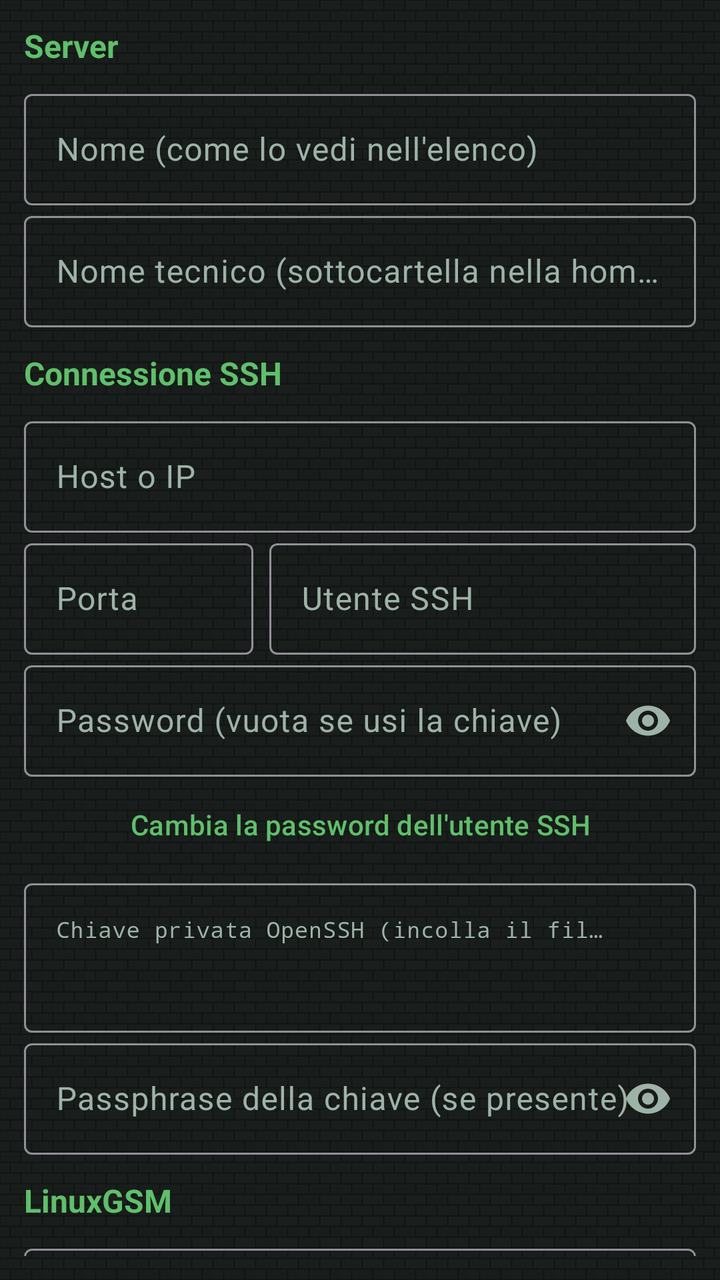
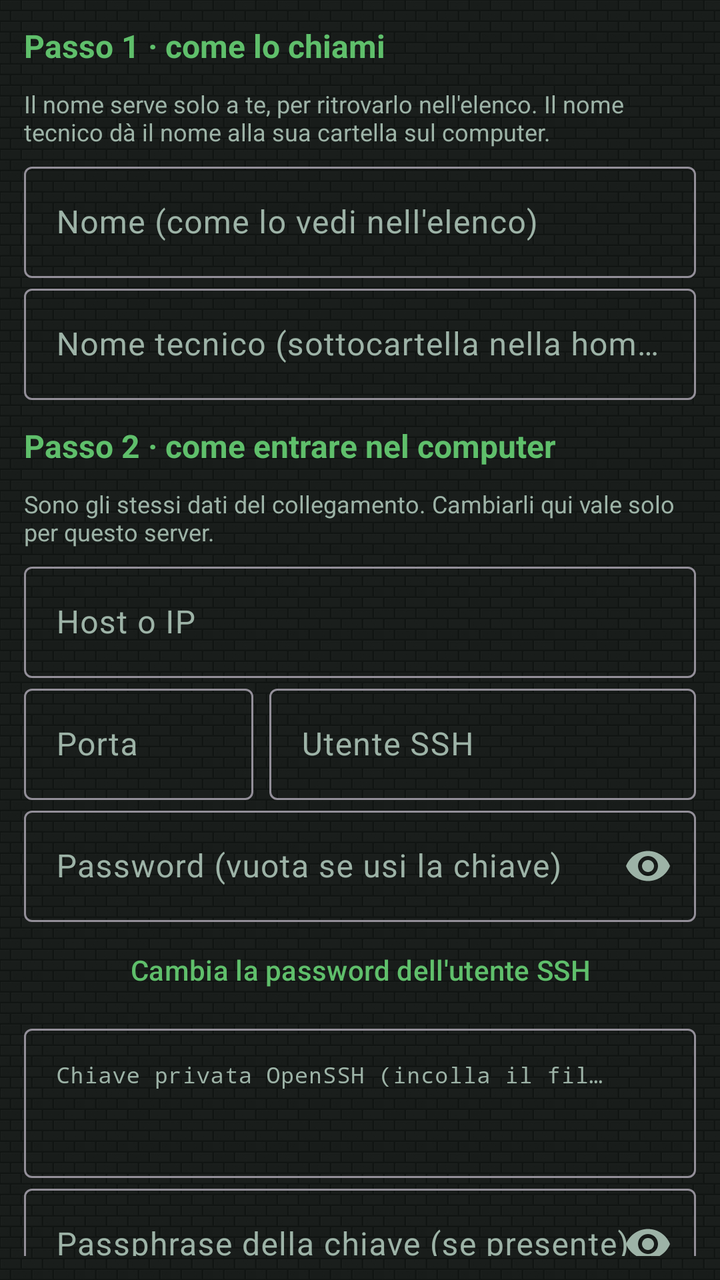

Two renders of the same Android screen: before a commit and after it. Below are the layout's source before the change and the commit's diff.
<!-- AndroidManifest.xml: application theme Theme.McMonitor -->
<!-- res/layout/fragment_settings.xml -->
<?xml version="1.0" encoding="utf-8"?>
<androidx.core.widget.NestedScrollView xmlns:android="http://schemas.android.com/apk/res/android"
    xmlns:app="http://schemas.android.com/apk/res-auto"
    android:layout_width="match_parent"
    android:layout_height="match_parent"
    android:padding="12dp">

    <LinearLayout
        android:layout_width="match_parent"
        android:layout_height="wrap_content"
        android:orientation="vertical">

        <TextView
            style="@style/CardTitle"
            android:layout_width="wrap_content"
            android:layout_height="wrap_content"
            android:text="Server" />

        <com.google.android.material.textfield.TextInputLayout
            android:layout_width="match_parent"
            android:layout_height="wrap_content"
            android:hint="Nome (come lo vedi nell'elenco)">

            <com.google.android.material.textfield.TextInputEditText
                android:id="@+id/name"
                android:layout_width="match_parent"
                android:layout_height="wrap_content"
                android:inputType="textCapWords"
                android:maxLines="1" />
        </com.google.android.material.textfield.TextInputLayout>

        <com.google.android.material.textfield.TextInputLayout
            android:layout_width="match_parent"
            android:layout_height="wrap_content"
            android:hint="Nome tecnico (sottocartella nella home)">

            <com.google.android.material.textfield.TextInputEditText
                android:id="@+id/slug"
                android:layout_width="match_parent"
                android:layout_height="wrap_content"
                android:inputType="text"
                android:maxLines="1" />
        </com.google.android.material.textfield.TextInputLayout>

        <TextView
            style="@style/CardTitle"
            android:layout_width="wrap_content"
            android:layout_height="wrap_content"
            android:layout_marginTop="12dp"
            android:text="Connessione SSH" />

        <com.google.android.material.textfield.TextInputLayout
            android:layout_width="match_parent"
            android:layout_height="wrap_content"
            android:hint="Host o IP">

            <com.google.android.material.textfield.TextInputEditText
                android:id="@+id/host"
                android:layout_width="match_parent"
                android:layout_height="wrap_content"
                android:inputType="textUri"
                android:maxLines="1" />
        </com.google.android.material.textfield.TextInputLayout>

        <LinearLayout
            android:layout_width="match_parent"
            android:layout_height="wrap_content"
            android:orientation="horizontal">

            <com.google.android.material.textfield.TextInputLayout
                android:layout_width="0dp"
                android:layout_height="wrap_content"
                android:layout_weight="0.35"
                android:hint="Porta">

                <com.google.android.material.textfield.TextInputEditText
                    android:id="@+id/port"
                    android:layout_width="match_parent"
                    android:layout_height="wrap_content"
                    android:inputType="number"
                    android:maxLines="1" />
            </com.google.android.material.textfield.TextInputLayout>

            <com.google.android.material.textfield.TextInputLayout
                android:layout_width="0dp"
                android:layout_height="wrap_content"
                android:layout_marginStart="8dp"
                android:layout_weight="0.65"
                android:hint="Utente SSH">

                <com.google.android.material.textfield.TextInputEditText
                    android:id="@+id/user"
                    android:layout_width="match_parent"
                    android:layout_height="wrap_content"
                    android:inputType="text"
                    android:maxLines="1" />
            </com.google.android.material.textfield.TextInputLayout>
        </LinearLayout>

        <com.google.android.material.textfield.TextInputLayout
            android:layout_width="match_parent"
            android:layout_height="wrap_content"
            android:hint="Password (vuota se usi la chiave)"
            app:endIconMode="password_toggle">

            <com.google.android.material.textfield.TextInputEditText
                android:id="@+id/password"
                android:layout_width="match_parent"
                android:layout_height="wrap_content"
                android:inputType="textPassword"
                android:maxLines="1" />
        </com.google.android.material.textfield.TextInputLayout>

        <com.google.android.material.button.MaterialButton
            android:id="@+id/btnChangePassword"
            style="@style/McButton.Text"
            android:layout_width="match_parent"
            android:layout_height="wrap_content"
            android:text="Cambia la password dell'utente SSH" />

        <com.google.android.material.textfield.TextInputLayout
            android:layout_width="match_parent"
            android:layout_height="wrap_content"
            android:hint="Chiave privata OpenSSH (incolla il file intero)">

            <com.google.android.material.textfield.TextInputEditText
                android:id="@+id/privateKey"
                android:layout_width="match_parent"
                android:layout_height="wrap_content"
                android:fontFamily="monospace"
                android:gravity="top"
                android:inputType="textMultiLine"
                android:maxLines="6"
                android:minLines="3"
                android:textSize="11sp" />
        </com.google.android.material.textfield.TextInputLayout>

        <com.google.android.material.textfield.TextInputLayout
            android:layout_width="match_parent"
            android:layout_height="wrap_content"
            android:hint="Passphrase della chiave (se presente)"
            app:endIconMode="password_toggle">

            <com.google.android.material.textfield.TextInputEditText
                android:id="@+id/passphrase"
                android:layout_width="match_parent"
                android:layout_height="wrap_content"
                android:inputType="textPassword"
                android:maxLines="1" />
        </com.google.android.material.textfield.TextInputLayout>

        <TextView
            style="@style/CardTitle"
            android:layout_width="wrap_content"
            android:layout_height="wrap_content"
            android:layout_marginTop="12dp"
            android:text="LinuxGSM" />

        <com.google.android.material.textfield.TextInputLayout
            android:layout_width="match_parent"
            android:layout_height="wrap_content"
            android:hint="Directory LinuxGSM (es. /home/mcserver)">

            <com.google.android.material.textfield.TextInputEditText
                android:id="@+id/lgsmDir"
                android:layout_width="match_parent"
                android:layout_height="wrap_content"
                android:inputType="text"
                android:maxLines="1" />
        </com.google.android.material.textfield.TextInputLayout>

        <com.google.android.material.textfield.TextInputLayout
            android:layout_width="match_parent"
            android:layout_height="wrap_content"
            android:hint="Script LinuxGSM (es. mcserver)">

            <com.google.android.material.textfield.TextInputEditText
                android:id="@+id/script"
                android:layout_width="match_parent"
                android:layout_height="wrap_content"
                android:inputType="text"
                android:maxLines="1" />
        </com.google.android.material.textfield.TextInputLayout>

        <com.google.android.material.textfield.TextInputLayout
            android:layout_width="match_parent"
            android:layout_height="wrap_content"
            android:hint="serverfiles (vuoto = &lt;dir&gt;/serverfiles)">

            <com.google.android.material.textfield.TextInputEditText
                android:id="@+id/serverFiles"
                android:layout_width="match_parent"
                android:layout_height="wrap_content"
                android:inputType="text"
                android:maxLines="1" />
        </com.google.android.material.textfield.TextInputLayout>

        <com.google.android.material.textfield.TextInputLayout
            android:layout_width="match_parent"
            android:layout_height="wrap_content"
            android:hint="Sessione tmux (vuoto = nome dello script)">

            <com.google.android.material.textfield.TextInputEditText
                android:id="@+id/tmuxSession"
                android:layout_width="match_parent"
                android:layout_height="wrap_content"
                android:inputType="text"
                android:maxLines="1" />
        </com.google.android.material.textfield.TextInputLayout>

        <com.google.android.material.materialswitch.MaterialSwitch
            android:id="@+id/useLgsmSend"
            android:layout_width="match_parent"
            android:layout_height="wrap_content"
            android:layout_marginTop="4dp"
            android:checked="true"
            android:text="Invia comandi con &quot;lgsm send&quot; (altrimenti tmux)" />

        <TextView
            style="@style/CardTitle"
            android:layout_width="wrap_content"
            android:layout_height="wrap_content"
            android:layout_marginTop="12dp"
            android:text="Privacy e backup" />

        <com.google.android.material.materialswitch.MaterialSwitch
            android:id="@+id/privacyMode"
            android:layout_width="match_parent"
            android:layout_height="wrap_content"
            android:checked="true"
            android:text="Modalità privacy" />

        <TextView
            android:layout_width="match_parent"
            android:layout_height="wrap_content"
            android:layout_marginBottom="6dp"
            android:text="Nasconde a schermo indirizzo del server, nomi dei giocatori e password: puoi fare uno screenshot e mandarlo senza pensieri. Copia e Condividi usano comunque il valore vero."
            android:textColor="@color/text_dim"
            android:textSize="12sp" />

        <LinearLayout
            android:layout_width="match_parent"
            android:layout_height="wrap_content"
            android:orientation="horizontal">

            <com.google.android.material.button.MaterialButton
                android:id="@+id/btnExport"
                style="@style/McButton.Outlined"
                android:layout_width="0dp"
                android:layout_height="wrap_content"
                android:layout_marginEnd="6dp"
                android:layout_weight="1"
                android:text="Esporta" />

            <com.google.android.material.button.MaterialButton
                android:id="@+id/btnImport"
                style="@style/McButton.Outlined"
                android:layout_width="0dp"
                android:layout_height="wrap_content"
                android:layout_weight="1"
                android:text="Importa" />
        </LinearLayout>

        <com.google.android.material.materialswitch.MaterialSwitch
            android:id="@+id/backupEnabled"
            android:layout_width="match_parent"
            android:layout_height="wrap_content"
            android:layout_marginTop="6dp"
            android:text="Backup automatico cifrato" />

        <TextView
            android:id="@+id/backupFolder"
            android:layout_width="match_parent"
            android:layout_height="wrap_content"
            android:text="Nessuna cartella scelta"
            android:textColor="@color/text_dim"
            android:textSize="12sp" />

        <LinearLayout
            android:layout_width="match_parent"
            android:layout_height="wrap_content"
            android:orientation="horizontal">

            <com.google.android.material.button.MaterialButton
                android:id="@+id/btnBackupFolder"
                style="@style/McButton.Text"
                android:layout_width="0dp"
                android:layout_height="wrap_content"
                android:layout_weight="1"
                android:text="Scegli cartella" />

            <com.google.android.material.button.MaterialButton
                android:id="@+id/btnBackupNow"
                style="@style/McButton.Text"
                android:layout_width="0dp"
                android:layout_height="wrap_content"
                android:layout_weight="1"
                android:text="Backup ora" />
        </LinearLayout>

        <TextView
            style="@style/CardTitle"
            android:layout_width="wrap_content"
            android:layout_height="wrap_content"
            android:layout_marginTop="12dp"
            android:text="Notifiche" />

        <TextView
            android:layout_width="match_parent"
            android:layout_height="wrap_content"
            android:layout_marginBottom="4dp"
            android:text="L'app controlla il server a intervalli e avvisa quando succede qualcosa. Resta una notifica fissa mentre il monitoraggio è attivo: Android la richiede per il lavoro in background, e consuma batteria."
            android:textColor="@color/text_dim"
            android:textSize="12sp" />

        <com.google.android.material.materialswitch.MaterialSwitch
            android:id="@+id/notifyEnabled"
            android:layout_width="match_parent"
            android:layout_height="wrap_content"
            android:text="Monitora questo server" />

        <com.google.android.material.materialswitch.MaterialSwitch
            android:id="@+id/notifyOffline"
            android:layout_width="match_parent"
            android:layout_height="wrap_content"
            android:layout_marginStart="16dp"
            android:checked="true"
            android:text="Server offline o irraggiungibile" />

        <com.google.android.material.materialswitch.MaterialSwitch
            android:id="@+id/notifyOnline"
            android:layout_width="match_parent"
            android:layout_height="wrap_content"
            android:layout_marginStart="16dp"
            android:checked="true"
            android:text="Server tornato online" />

        <com.google.android.material.materialswitch.MaterialSwitch
            android:id="@+id/notifyJoin"
            android:layout_width="match_parent"
            android:layout_height="wrap_content"
            android:layout_marginStart="16dp"
            android:checked="true"
            android:text="Un giocatore entra" />

        <com.google.android.material.materialswitch.MaterialSwitch
            android:id="@+id/notifyLeave"
            android:layout_width="match_parent"
            android:layout_height="wrap_content"
            android:layout_marginStart="16dp"
            android:text="Un giocatore esce" />

        <com.google.android.material.textfield.TextInputLayout
            android:layout_width="match_parent"
            android:layout_height="wrap_content"
            android:hint="Ogni quanti secondi controllare (minimo 30)">

            <com.google.android.material.textfield.TextInputEditText
                android:id="@+id/notifySeconds"
                android:layout_width="match_parent"
                android:layout_height="wrap_content"
                android:inputType="number"
                android:maxLines="1" />
        </com.google.android.material.textfield.TextInputLayout>

        <TextView
            style="@style/CardTitle"
            android:layout_width="wrap_content"
            android:layout_height="wrap_content"
            android:layout_marginTop="12dp"
            android:text="RCON" />

        <TextView
            android:layout_width="match_parent"
            android:layout_height="wrap_content"
            android:layout_marginBottom="6dp"
            android:text="Con RCON i comandi tornano la risposta del server e non lasciano righe di servizio nel log. Il tunnel SSH lo rende raggiungibile senza aprire porte sul firewall."
            android:textColor="@color/text_dim"
            android:textSize="12sp" />

        <com.google.android.material.materialswitch.MaterialSwitch
            android:id="@+id/rconEnabled"
            android:layout_width="match_parent"
            android:layout_height="wrap_content"
            android:text="Usa RCON per comandi e posizioni" />

        <com.google.android.material.materialswitch.MaterialSwitch
            android:id="@+id/rconTunnel"
            android:layout_width="match_parent"
            android:layout_height="wrap_content"
            android:layout_marginTop="4dp"
            android:checked="true"
            android:text="Passa dal tunnel SSH (consigliato)" />

        <LinearLayout
            android:layout_width="match_parent"
            android:layout_height="wrap_content"
            android:layout_marginTop="4dp"
            android:orientation="horizontal">

            <com.google.android.material.textfield.TextInputLayout
                android:layout_width="0dp"
                android:layout_height="wrap_content"
                android:layout_marginEnd="8dp"
                android:layout_weight="0.4"
                android:hint="Porta RCON">

                <com.google.android.material.textfield.TextInputEditText
                    android:id="@+id/rconPort"
                    android:layout_width="match_parent"
                    android:layout_height="wrap_content"
                    android:inputType="number"
                    android:maxLines="1" />
            </com.google.android.material.textfield.TextInputLayout>

            <com.google.android.material.textfield.TextInputLayout
                android:layout_width="0dp"
                android:layout_height="wrap_content"
                android:layout_weight="0.6"
                android:hint="Password RCON"
                app:endIconMode="password_toggle">

                <com.google.android.material.textfield.TextInputEditText
                    android:id="@+id/rconPassword"
                    android:layout_width="match_parent"
                    android:layout_height="wrap_content"
                    android:inputType="textPassword"
                    android:maxLines="1" />
            </com.google.android.material.textfield.TextInputLayout>
        </LinearLayout>

        <LinearLayout
            android:layout_width="match_parent"
            android:layout_height="wrap_content"
            android:orientation="horizontal">

            <com.google.android.material.button.MaterialButton
                android:id="@+id/btnRconPassword"
                style="@style/McButton.Text"
                android:layout_width="0dp"
                android:layout_height="wrap_content"
                android:layout_weight="1"
                android:text="Genera password" />

            <com.google.android.material.button.MaterialButton
                android:id="@+id/btnRconTest"
                style="@style/McButton.Text"
                android:layout_width="0dp"
                android:layout_height="wrap_content"
                android:layout_weight="1"
                android:text="Prova RCON" />
        </LinearLayout>

        <com.google.android.material.button.MaterialButton
            android:id="@+id/btnRconSetup"
            style="@style/McButton"
            android:layout_width="match_parent"
            android:layout_height="wrap_content"
            android:text="Attiva RCON sul server e riavvia" />

        <TextView
            style="@style/CardTitle"
            android:layout_width="wrap_content"
            android:layout_height="wrap_content"
            android:layout_marginTop="12dp"
            android:text="Mappa" />

        <com.google.android.material.textfield.TextInputLayout
            android:layout_width="match_parent"
            android:layout_height="wrap_content"
            android:hint="URL mappa web Dynmap/BlueMap (opzionale)">

            <com.google.android.material.textfield.TextInputEditText
                android:id="@+id/webMapUrl"
                android:layout_width="match_parent"
                android:layout_height="wrap_content"
                android:inputType="textUri"
                android:maxLines="1" />
        </com.google.android.material.textfield.TextInputLayout>

        <com.google.android.material.textfield.TextInputLayout
            android:layout_width="match_parent"
            android:layout_height="wrap_content"
            android:hint="Intervallo tracciamento posizioni (secondi)">

            <com.google.android.material.textfield.TextInputEditText
                android:id="@+id/pollSeconds"
                android:layout_width="match_parent"
                android:layout_height="wrap_content"
                android:inputType="number"
                android:maxLines="1" />
        </com.google.android.material.textfield.TextInputLayout>

        <LinearLayout
            android:layout_width="match_parent"
            android:layout_height="wrap_content"
            android:layout_marginTop="12dp"
            android:orientation="horizontal">

            <com.google.android.material.button.MaterialButton
                android:id="@+id/btnSave"
                android:layout_width="0dp"
                android:layout_height="wrap_content"
                android:layout_marginEnd="8dp"
                android:layout_weight="1"
                android:text="Salva" />

            <com.google.android.material.button.MaterialButton
                android:id="@+id/btnTest"
                style="@style/McButton.Outlined"
                android:layout_width="0dp"
                android:layout_height="wrap_content"
                android:layout_weight="1"
                android:text="Prova connessione" />
        </LinearLayout>

        <com.google.android.material.button.MaterialButton
            android:id="@+id/btnPrepare"
            style="@style/McButton"
            android:layout_width="match_parent"
            android:layout_height="wrap_content"
            android:layout_marginTop="8dp"
            android:text="Prepara un server vuoto" />

        <com.google.android.material.button.MaterialButton
            android:id="@+id/btnDiagnose"
            style="@style/McButton"
            android:layout_width="match_parent"
            android:layout_height="wrap_content"
            android:layout_marginTop="8dp"
            android:text="Diagnostica connessione" />

        <com.google.android.material.button.MaterialButton
            android:id="@+id/btnForgetHostKey"
            style="@style/McButton.Text"
            android:layout_width="match_parent"
            android:layout_height="wrap_content"
            android:text="Dimentica fingerprint host" />

        <TextView
            android:id="@+id/testResult"
            style="@style/Mono"
            android:layout_width="match_parent"
            android:layout_height="wrap_content"
            android:layout_marginTop="8dp"
            android:padding="8dp" />

        <TextView
            android:layout_width="match_parent"
            android:layout_height="wrap_content"
            android:layout_marginTop="12dp"
            android:text="Le credenziali restano nella memoria privata dell'app su questo dispositivo. Per sicurezza usa un utente SSH dedicato con accesso a chiave."
            android:textColor="@color/text_dim"
            android:textSize="12sp" />
    </LinearLayout>
</androidx.core.widget.NestedScrollView>
<!-- resources referenced by this layout -->
<resources>
  <color name="text_dim">#9DB3A7</color>
  <style name="CardTitle">
          <item name="android:textSize">16sp</item>
          <item name="android:textStyle">bold</item>
          <item name="android:textColor">@color/grass</item>
          <item name="android:layout_marginBottom">8dp</item>
      </style>
  <style name="McButton" parent="Widget.Material3.Button">
          <item name="cornerRadius">0dp</item>
          <item name="backgroundTint">@color/stone</item>
          <item name="android:textColor">@color/stone_text</item>
          <item name="android:textAllCaps">false</item>
          <item name="rippleColor">#33FFFFFF</item>
      </style>
  <style name="McButton.Outlined" parent="Widget.Material3.Button.OutlinedButton">
          <item name="cornerRadius">0dp</item>
          <item name="strokeColor">@color/stone_edge</item>
          <item name="strokeWidth">2dp</item>
          <item name="android:textColor">@color/grass</item>
          <item name="android:textAllCaps">false</item>
      </style>
  <style name="McButton.Text" parent="Widget.Material3.Button.TextButton">
          <item name="cornerRadius">0dp</item>
          <item name="android:textColor">@color/grass</item>
          <item name="android:textAllCaps">false</item>
      </style>
  <style name="Mono">
          <item name="android:fontFamily">monospace</item>
          <item name="android:textSize">12sp</item>
          <item name="android:textColor">@color/text</item>
          <item name="android:textIsSelectable">true</item>
      </style>
  <color name="grass">#5FBF6B</color>
  <color name="stone">#8A8A8A</color>
  <color name="stone_text">#12160F</color>
  <color name="stone_edge">#5C5C5C</color>
  <color name="text">#E6F0EA</color>
  <color name="grass_dark">#2E7D32</color>
  <color name="dirt">#8D6E63</color>
  <color name="danger">#EF5350</color>
  <color name="bg">#0E1512</color>
  <color name="surface">#16211C</color>
  <color name="surface_high">#1D2C25</color>
  <!-- drawable bg_window_stone (drawable) -->
  <?xml version="1.0" encoding="utf-8"?>
  <layer-list xmlns:android="http://schemas.android.com/apk/res/android">
      <item>
          <bitmap
              android:src="@drawable/tile_stone"
              android:tileModeX="repeat"
              android:tileModeY="repeat" />
      </item>
      <item>
          <color android:color="#D9080C0A" />
      </item>
  </layer-list>
  <style name="McCard" parent="Widget.Material3.CardView.Filled">
          <item name="cardCornerRadius">0dp</item>
          <item name="cardBackgroundColor">@color/surface</item>
          <item name="strokeColor">@color/stone_edge</item>
          <item name="strokeWidth">2dp</item>
          <item name="cardElevation">0dp</item>
      </style>
  <style name="McShape" parent="ShapeAppearance.Material3.SmallComponent">
          <item name="cornerFamily">rounded</item>
          <item name="cornerSize">0dp</item>
      </style>
  <!-- unchanged entries left out for length: 2 -->
</resources>

<!-- the commit's change to res/layout/fragment_settings.xml (unified diff, before → after) -->
@@ -14,7 +14,16 @@
             style="@style/CardTitle"
             android:layout_width="wrap_content"
             android:layout_height="wrap_content"
-            android:text="Server" />
+            android:text="Passo 1 · come lo chiami" />
+        <TextView
+            android:layout_width="match_parent"
+            android:layout_height="wrap_content"
+            android:layout_marginTop="2dp"
+            android:layout_marginBottom="4dp"
+            android:text="Il nome serve solo a te, per ritrovarlo nell'elenco. Il nome tecnico dà il nome alla sua cartella sul computer."
+            android:textColor="@color/text_dim"
+            android:textSize="12sp" />
+
 
         <com.google.android.material.textfield.TextInputLayout
             android:layout_width="match_parent"
@@ -47,7 +56,16 @@
             android:layout_width="wrap_content"
             android:layout_height="wrap_content"
             android:layout_marginTop="12dp"
-            android:text="Connessione SSH" />
+            android:text="Passo 2 · come entrare nel computer" />
+        <TextView
+            android:layout_width="match_parent"
+            android:layout_height="wrap_content"
+            android:layout_marginTop="2dp"
+            android:layout_marginBottom="4dp"
+            android:text="Sono gli stessi dati del collegamento. Cambiarli qui vale solo per questo server."
+            android:textColor="@color/text_dim"
+            android:textSize="12sp" />
+
 
         <com.google.android.material.textfield.TextInputLayout
             android:layout_width="match_parent"
@@ -154,7 +172,16 @@
             android:layout_width="wrap_content"
             android:layout_height="wrap_content"
             android:layout_marginTop="12dp"
-            android:text="LinuxGSM" />
+            android:text="Passo 3 · dove sta il server" />
+        <TextView
+            android:layout_width="match_parent"
+            android:layout_height="wrap_content"
+            android:layout_marginTop="2dp"
+            android:layout_marginBottom="4dp"
+            android:text="Cartella dell'istanza e nome dello script. Se il server l'hai scelto dall'elenco, sono già compilati: non toccarli."
+            android:textColor="@color/text_dim"
+            android:textSize="12sp" />
+
 
         <com.google.android.material.textfield.TextInputLayout
             android:layout_width="match_parent"
@@ -221,7 +248,7 @@
             android:layout_width="wrap_content"
             android:layout_height="wrap_content"
             android:layout_marginTop="12dp"
-            android:text="Privacy e backup" />
+            android:text="Passo 4 · privacy e copie di sicurezza" />
 
         <com.google.android.material.materialswitch.MaterialSwitch
             android:id="@+id/privacyMode"
@@ -303,7 +330,7 @@
             android:layout_width="wrap_content"
             android:layout_height="wrap_content"
             android:layout_marginTop="12dp"
-            android:text="Notifiche" />
+            android:text="Passo 5 · quando avvisarti" />
 
         <TextView
             android:layout_width="match_parent"
@@ -368,7 +395,7 @@
             android:layout_width="wrap_content"
             android:layout_height="wrap_content"
             android:layout_marginTop="12dp"
-            android:text="RCON" />
+            android:text="Passo 6 · comandi diretti (RCON)" />
 
         <TextView
             android:layout_width="match_parent"
@@ -463,7 +490,16 @@
             android:layout_width="wrap_content"
             android:layout_height="wrap_content"
             android:layout_marginTop="12dp"
-            android:text="Mappa" />
+            android:text="Passo 7 · la mappa del mondo" />
+        <TextView
+            android:layout_width="match_parent"
+            android:layout_height="wrap_content"
+            android:layout_marginTop="2dp"
+            android:layout_marginBottom="4dp"
+            android:text="Se sul server gira Dynmap, BlueMap o squaremap, l'indirizzo va qui e la mappa si apre dall'app."
+            android:textColor="@color/text_dim"
+            android:textSize="12sp" />
+
 
         <com.google.android.material.textfield.TextInputLayout
             android:layout_width="match_parent"
